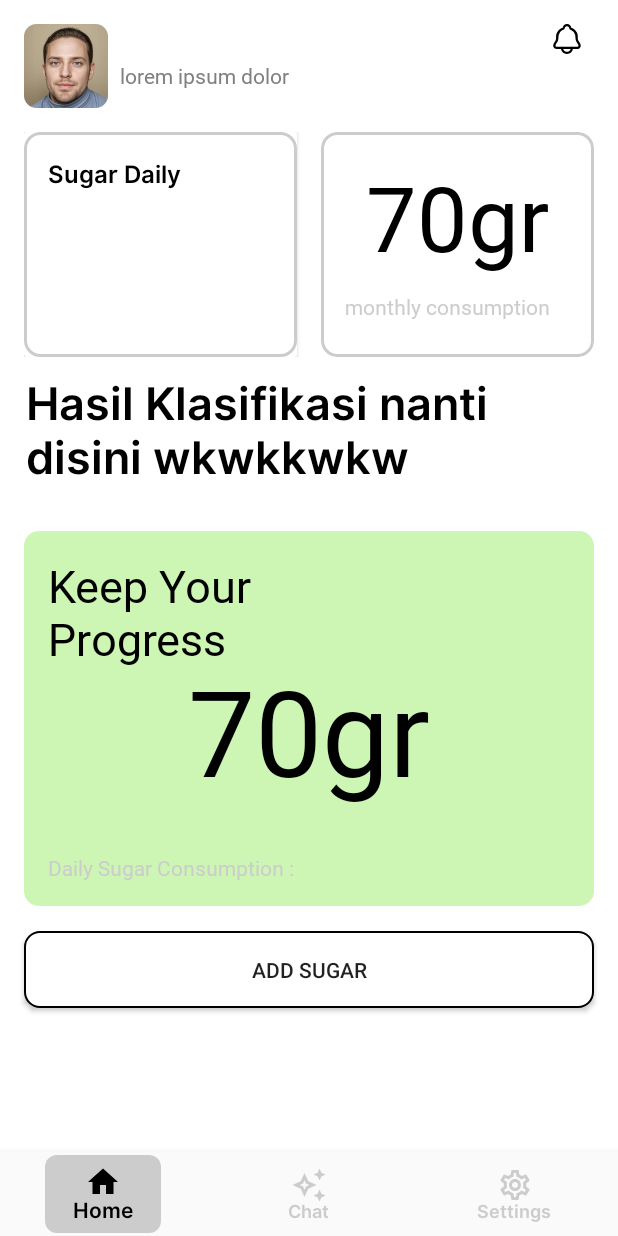
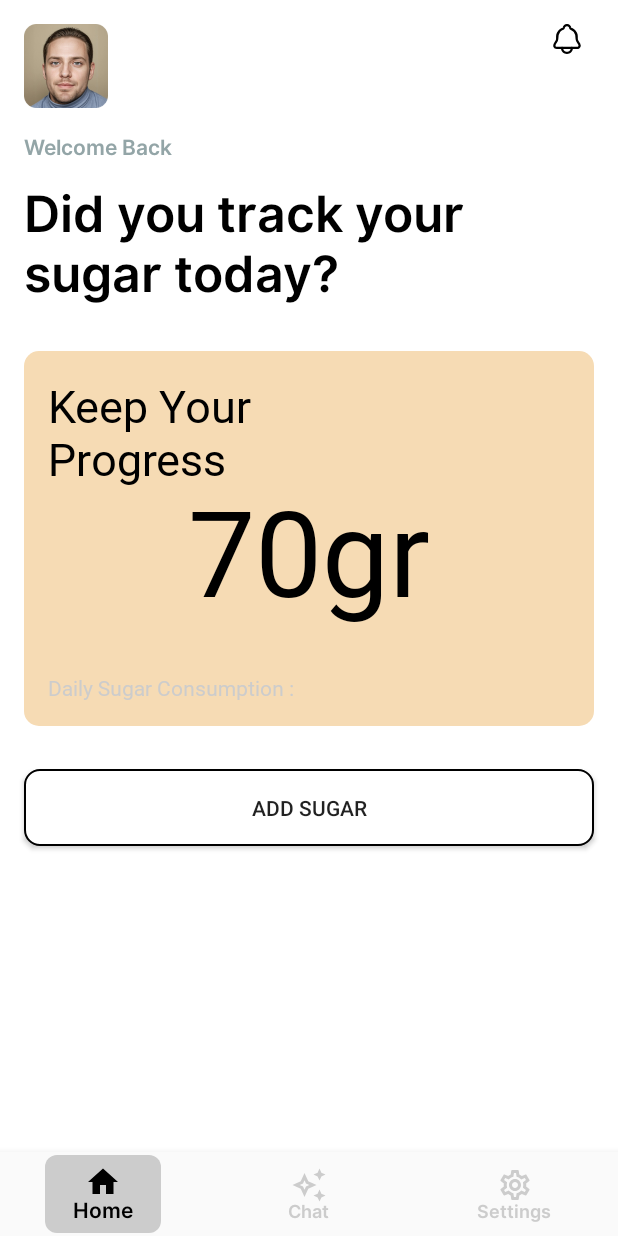
Before and after one commit to unChain-Capstone/unchain-frontend, an Android app: the screen it shows after launch once a user with an empty profile is signed in (MainActivity), on a phone screen of 412 x 824 dp. Run offline under Robolectric (Android 15) with nearby library versions, the phone set to English and light mode, and no system bars; our stand-ins replace Firebase (no records; nobody signed in at launch, a user with empty details on screens opened directly), navigation-ui.

Commit message:
UI : Redesign Ui (temporary)

```diff
--- a/app/src/main/res/layout/fragment_home.xml
+++ b/app/src/main/res/layout/fragment_home.xml
@@ -32,32 +32,6 @@
             app:layout_constraintStart_toStartOf="parent"
             app:layout_constraintTop_toTopOf="parent" />
 
-        <!-- User Name -->
-        <TextView
-            android:id="@+id/userName"
-            android:layout_width="wrap_content"
-            android:layout_height="wrap_content"
-            android:layout_marginStart="8dp"
-            android:layout_marginBottom="4dp"
-            android:fontFamily="@font/semi_bold"
-            android:text="John Doe"
-            android:textColor="#000"
-            android:textSize="16sp"
-            app:layout_constraintStart_toEndOf="@id/profileImage"
-            app:layout_constraintTop_toTopOf="@id/profileImage" />
-
-        <!-- Subtitle -->
-        <TextView
-            android:id="@+id/userSubtitle"
-            android:layout_width="wrap_content"
-            android:layout_height="wrap_content"
-            android:layout_marginStart="8dp"
-            android:fontFamily="@font/inter"
-            android:text="lorem ipsum dolor"
-            android:textColor="#808080"
-            android:textSize="14sp"
-            app:layout_constraintStart_toEndOf="@id/profileImage"
-            app:layout_constraintTop_toBottomOf="@id/userName" />
 
         <!-- Notification Icon -->
         <ImageView
@@ -71,103 +45,44 @@
 
     </androidx.constraintlayout.widget.ConstraintLayout>
 
-    <!-- Card Section -->
-    <androidx.constraintlayout.widget.ConstraintLayout
-        android:id="@+id/constraintLayout5"
-        android:layout_width="0dp"
-        android:layout_height="wrap_content"
-        android:layout_marginStart="16dp"
-        android:layout_marginEnd="16dp"
-        app:layout_constraintBottom_toBottomOf="parent"
-        app:layout_constraintEnd_toEndOf="@+id/constraintLayout3"
-        app:layout_constraintHorizontal_bias="1.0"
-        app:layout_constraintStart_toStartOf="@+id/constraintLayout3"
-        app:layout_constraintTop_toBottomOf="@+id/constraintLayout3"
-        app:layout_constraintVertical_bias="0.0">
-
-        <!-- Left Card -->
-        <androidx.cardview.widget.CardView
-            android:id="@+id/leftCard"
-            android:layout_width="0dp"
-            android:layout_height="150dp"
-            android:layout_marginEnd="8dp"
-            app:layout_constraintBottom_toBottomOf="parent"
-            app:layout_constraintEnd_toStartOf="@+id/rightCard"
-            app:layout_constraintStart_toStartOf="parent">
-
-            <LinearLayout
-                android:layout_width="match_parent"
-                android:layout_height="match_parent"
-                android:background="@drawable/card_background"
-                android:orientation="vertical"
-                android:padding="16dp">
-
-                <TextView
-                    android:layout_width="wrap_content"
-                    android:layout_height="wrap_content"
-                    android:fontFamily="@font/semi_bold"
-                    android:text="Sugar Daily"
-                    android:textColor="#000"
-                    android:textSize="16sp" />
-            </LinearLayout>
-        </androidx.cardview.widget.CardView>
-
-        <!-- Right Card -->
-        <androidx.cardview.widget.CardView
-            android:id="@+id/rightCard"
-            android:layout_width="0dp"
-            android:layout_height="150dp"
-            android:layout_marginStart="8dp"
-            app:cardCornerRadius="10dp"
-            app:layout_constraintBottom_toBottomOf="parent"
-            app:layout_constraintEnd_toEndOf="parent"
-            app:layout_constraintStart_toEndOf="@id/leftCard"
-            app:layout_constraintTop_toTopOf="parent">
-
-            <LinearLayout
-                android:layout_width="match_parent"
-                android:layout_height="match_parent"
-                android:background="@drawable/card_background"
-                android:orientation="vertical"
-                android:padding="16dp">
-
-                <TextView
-                    android:layout_width="match_parent"
-                    android:layout_height="wrap_content"
-                    android:fontFamily="@font/inter_italic"
-                    android:gravity="center"
-                    android:text="70gr"
-                    android:textColor="#000"
-                    android:textSize="60sp" />
-
-                <TextView
-                    android:layout_width="wrap_content"
-                    android:layout_height="wrap_content"
-                    android:layout_marginTop="10dp"
-                    android:fontFamily="@font/inter"
-                    android:text="monthly consumption"
-                    android:textColor="@color/gray"
-                    android:textSize="14sp" />
-            </LinearLayout>
-        </androidx.cardview.widget.CardView>
-
-    </androidx.constraintlayout.widget.ConstraintLayout>
 
     <!-- Text View di tengah -->
     <TextView
+        android:id="@+id/WelcomeTitle"
+        android:layout_width="wrap_content"
+        android:layout_height="30dp"
+        android:fontFamily="@font/semi_bold"
+        android:text="Welcome Back "
+        android:textColor="@color/dark_grey"
+        app:layout_constraintBottom_toTopOf="@+id/largeTextView"
+        app:layout_constraintStart_toStartOf="@+id/largeTextView"
+        app:layout_constraintTop_toBottomOf="@+id/constraintLayout3" />
+
+    <TextView
+        android:id="@+id/userName"
+        android:layout_width="wrap_content"
+        android:layout_height="30dp"
+        android:fontFamily="@font/semi_bold"
+        android:textColor="@color/dark_grey"
+        app:layout_constraintStart_toEndOf="@id/WelcomeTitle"
+        app:layout_constraintTop_toTopOf="@id/WelcomeTitle"
+        app:layout_constraintBottom_toBottomOf="@id/WelcomeTitle" />
+
+    <TextView
         android:id="@+id/largeTextView"
-        android:layout_width="377dp"
+        android:layout_width="match_parent"
         android:layout_height="100dp"
+        android:layout_marginStart="16dp"
+        android:layout_marginEnd="16dp"
         android:fontFamily="@font/semi_bold"
+        android:gravity="top"
         android:text="@string/Reccomendation"
         android:textAlignment="textStart"
-        android:gravity="center"
         android:textColor="@color/black"
-        android:textSize="30sp"
-        app:layout_constraintBottom_toBottomOf="parent"
+        android:textSize="33sp"
         app:layout_constraintEnd_toEndOf="parent"
         app:layout_constraintStart_toStartOf="parent"
-        app:layout_constraintTop_toBottomOf="@+id/constraintLayout5"
+        app:layout_constraintTop_toBottomOf="@+id/WelcomeTitle"
         app:layout_constraintVertical_bias="0.0" />
 
     <!-- card progress-->
@@ -186,7 +101,7 @@
         <androidx.constraintlayout.widget.ConstraintLayout
             android:layout_width="match_parent"
             android:layout_height="match_parent"
-            android:background="@color/green"
+            android:background="@color/orange"
             android:padding="16dp">
 
             <TextView
--- a/app/src/main/res/values/colors.xml
+++ b/app/src/main/res/values/colors.xml
@@ -7,5 +7,7 @@
     <color name="white">#FFFFFFFF</color>
     <color name="black">#FF000000</color>
     <color name="green">#CDF6B4</color>
+    <color name="dark_grey">#93A5A7</color>
+    <color name="orange">#F6DBB4</color>
 
 </resources>
--- a/app/src/main/res/values/strings.xml
+++ b/app/src/main/res/values/strings.xml
@@ -10,5 +10,5 @@
     <string name="userEmail">johndoe@gmail.com</string>
     <string name="edit_title">Edit Profile</string>
     <string name="parent_menu_preferences">Preferences</string>
-    <string name="Reccomendation">Hasil Klasifikasi nanti disini wkwkkwkw</string>
+    <string name="Reccomendation">Did you track your sugar today?</string>
 </resources>
```
